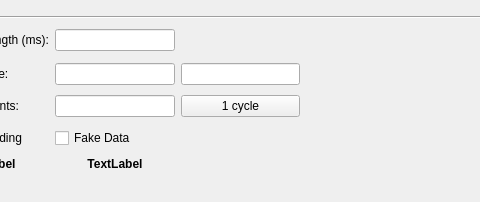
Before: the Qt Designer form ui/w_ankleAnglePlot.ui in johnbatzer18/biomech_flexsea-plan, drawn with Qt 5; both pictures show x 84 to 564 and y 0 to 202 of the 763 by 202 pixel window.
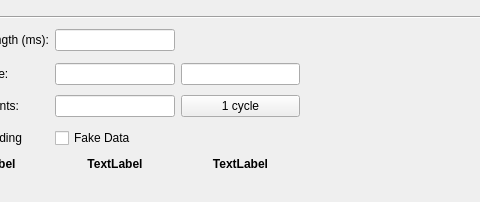
After: the same form once the commit is applied.

Commit message: Added gait cycle energy display

```diff
--- a/ui/w_ankleAnglePlot.ui
+++ b/ui/w_ankleAnglePlot.ui
@@ -244,6 +244,13 @@
        </property>
       </widget>
      </item>
+     <item row="4" column="2">
+      <widget class="QLabel" name="label_Joules">
+       <property name="text">
+        <string>&lt;html&gt;&lt;head/&gt;&lt;body&gt;&lt;p align=&quot;center&quot;&gt;&lt;span style=&quot; font-weight:600;&quot;&gt;TextLabel&lt;/span&gt;&lt;/p&gt;&lt;/body&gt;&lt;/html&gt;</string>
+       </property>
+      </widget>
+     </item>
     </layout>
    </item>
   </layout>
```
The commit also changes 2 other files.
